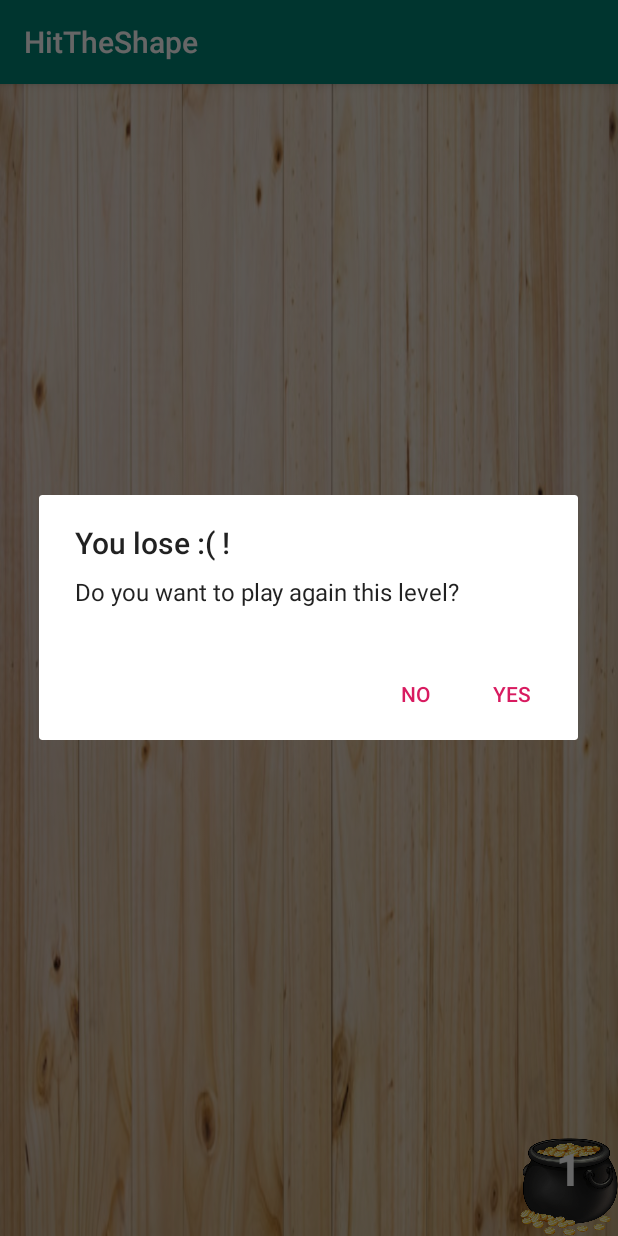
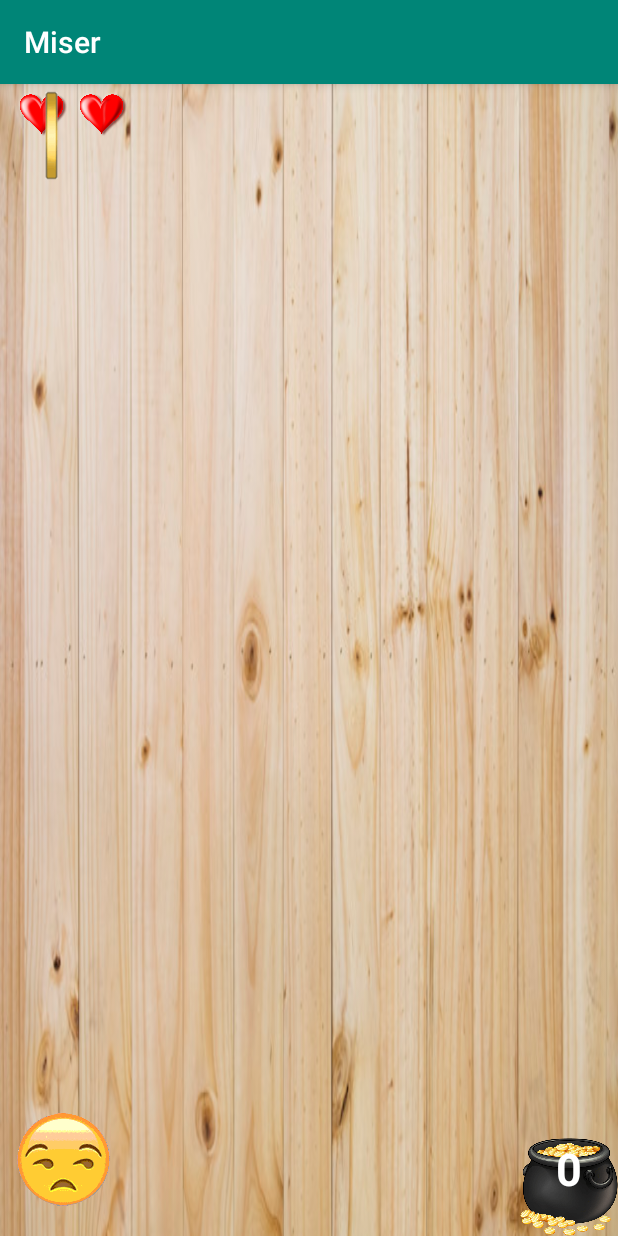
Before and after one commit to Kaatee/HitTheShape, an Android app: the PlayActivity screen opened directly, with no data from a screen before it, after a tap on an icon or button, on a phone screen of 412 x 824 dp. Run offline under Robolectric (Android 15) with nearby library versions, the phone set to English and light mode, and no system bars; 1 other tap on this screen came first.

Commit message:
add: lives

```diff
--- a/app/src/main/AndroidManifest.xml
+++ b/app/src/main/AndroidManifest.xml
@@ -4,9 +4,9 @@
 
     <application
         android:allowBackup="true"
-        android:icon="@mipmap/ic_launcher"
-        android:label="@string/app_name"
-        android:roundIcon="@mipmap/ic_launcher_round"
+        android:icon="@drawable/icon"
+        android:label="Miser"
+        android:roundIcon="@drawable/icon"
         android:supportsRtl="true"
         android:theme="@style/AppTheme">
         <activity android:name=".PlayActivity"></activity>
--- a/app/src/main/java/com/example/hittheshape/ChoosLvlActivity.java
+++ b/app/src/main/java/com/example/hittheshape/ChoosLvlActivity.java
@@ -11,6 +11,7 @@ import android.widget.Toast;
 public class ChoosLvlActivity extends AppCompatActivity {
     private GridView levelsGidView;
     private int levelNo;
+    private int lives;
 
     @Override
     protected void onCreate(Bundle savedInstanceState) {
@@ -19,6 +20,8 @@ public class ChoosLvlActivity extends AppCompatActivity {
 
         if(getIntent()!=null){
             levelNo=getIntent().getIntExtra("levelNo", 0);
+            lives =getIntent().getIntExtra("lives", 3);
+
             //Toast.makeText(this, Integer.toString(levelNo), Toast.LENGTH_LONG).show();
         }
 
@@ -35,6 +38,7 @@ public class ChoosLvlActivity extends AppCompatActivity {
 
                 Intent intent = new Intent(view.getContext(), PlayActivity.class);
                 intent.putExtra("levelNo", position+1);
+                intent.putExtra("lives", lives);
                 startActivity(intent);
             }
         });
--- a/app/src/main/java/com/example/hittheshape/PlayActivity.java
+++ b/app/src/main/java/com/example/hittheshape/PlayActivity.java
@@ -8,12 +8,14 @@ import android.os.Bundle;
 import android.os.Handler;
 import android.support.v7.app.AlertDialog;
 import android.support.v7.app.AppCompatActivity;
+import android.util.Log;
 import android.view.View;
 import android.view.ViewConfiguration;
 import android.view.animation.Animation;
 import android.view.animation.LinearInterpolator;
 import android.view.animation.RotateAnimation;
 import android.widget.Button;
+import android.widget.ImageView;
 import android.widget.TextView;
 
 import java.util.Random;
@@ -30,7 +32,9 @@ public class PlayActivity extends AppCompatActivity {
     private volatile boolean  endLevel =false;
     private int levelNo;
     private int size;
+    private int lives;
     private Handler handler = new Handler();
+    private ImageView[] livesViews;
 
 
 
@@ -39,13 +43,24 @@ public class PlayActivity extends AppCompatActivity {
         super.onCreate(savedInstanceState);
         setContentView(R.layout.activity_play);
 
+
         //check current level number
         if(getIntent()!=null){
             levelNo=getIntent().getIntExtra("levelNo", 1);
+            lives = getIntent().getIntExtra("lives", 3);
         }
 
         allowedShapeButton = (GifImageView)findViewById(R.id.shape);
         forbiddenShapeButton= (GifImageView)findViewById(R.id.forbiddenshape);
+        livesViews = new ImageView[] {findViewById(R.id.heart1), findViewById(R.id.heart2), findViewById(R.id.heart3)};
+
+        //Log.e("haha", lives+" ");
+        for(int i=0; i<3; i++){
+            if(i>=lives){
+                livesViews[i].setVisibility(View.INVISIBLE);
+            }
+        }
+
 
         setShapeRoundImage();
 
@@ -57,10 +72,6 @@ public class PlayActivity extends AppCompatActivity {
         } else {
             disableForbiddenShape();
         }
-
-
-        //TODO ANIMATION HERE
-
 
         //handler check for every Configuration.checkClick[levelNo] click
         context=this;
@@ -86,14 +97,24 @@ public class PlayActivity extends AppCompatActivity {
                 disableForbiddenShape();
             }
 
-            //TODO ANIMATION HERE
             enableAllowedShape();
 
         }
     }
 
     public void hitForbiddenShape(View view){
-        showLostRoundStatement();
+        lives--;
+        if(lives<=0) {
+           // Log.e("hehe", "forbidden: lives<0, pokazuje okno");
+            showLostRoundStatement();
+        }
+        else{
+            handler.removeCallbacksAndMessages(null); ///////
+            Intent intent = new Intent(context, PlayActivity.class);
+            intent.putExtra("levelNo", levelNo);
+            intent.putExtra("lives", lives);
+            startActivity(intent);
+        }
     }
 
     private void measureTimeForNextClick(){
@@ -107,7 +128,22 @@ public class PlayActivity extends AppCompatActivity {
                     clicked=false;
                 }
                 else if(!clicked && !endLevel){
-                    showLostRoundStatement();
+                    lives--;
+                    if(lives>=0) {
+                        livesViews[lives].setVisibility(View.INVISIBLE);
+                    }
+                    if(lives<=0) {
+                        //Log.e("hehe", "lives<0, pokazuje okno");
+                        showLostRoundStatement();
+                    }
+                    else{
+                        //Log.e("hehe", "Nie pokazuje okna");
+                        handler.removeCallbacksAndMessages(null); //////
+                        Intent intent = new Intent(context, PlayActivity.class);
+                        intent.putExtra("levelNo", levelNo);
+                        intent.putExtra("lives", lives);
+                        startActivity(intent);
+                    }
                 }
             }
         }, Configuration.checkClick[levelNo]);
@@ -160,7 +196,6 @@ public class PlayActivity extends AppCompatActivity {
     private void showLostRoundStatement(){
         disableShape();
         disableForbiddenShape();
-
         AlertDialog.Builder builder = new AlertDialog.Builder(context);
                 builder.setTitle("You lose :( !");
                 builder.setMessage("Do you want to play again this level?");
@@ -170,6 +205,8 @@ public class PlayActivity extends AppCompatActivity {
                         // Do nothing but close the dialog
                         Intent intent = new Intent(context, PlayActivity.class);
                         intent.putExtra("levelNo", levelNo);
+                        intent.putExtra("lives", lives);
+                        //Log.e("haha", lives+" ");
 
                         startActivity(intent);
                         dialog.dismiss();
@@ -181,6 +218,7 @@ public class PlayActivity extends AppCompatActivity {
                     public void onClick(DialogInterface dialog, int which) {
                         Intent intent = new Intent(context, ChoosLvlActivity.class);
                         intent.putExtra("levelNo", levelNo);
+                        intent.putExtra("lives", lives);
 
                         startActivity(intent);
                         // Do nothing
@@ -246,6 +284,7 @@ public class PlayActivity extends AppCompatActivity {
                         public void onClick(DialogInterface dialog, int id) {
                             Intent intent = new Intent(context, PlayActivity.class);
                             intent.putExtra("levelNo", levelNo+1);
+                            intent.putExtra("lives", lives);
 
                             startActivity(intent);
                         }
@@ -303,7 +342,6 @@ public class PlayActivity extends AppCompatActivity {
     public void onDestroy() {
         super.onDestroy();
         handler.removeCallbacksAndMessages(null);
-
     }
 
 }
--- a/app/src/main/res/layout/activity_play.xml
+++ b/app/src/main/res/layout/activity_play.xml
@@ -23,6 +23,36 @@
         app:layout_constraintBottom_toBottomOf="parent"
         app:layout_constraintEnd_toEndOf="parent" />
 
+    <ImageView
+        android:id="@+id/heart1"
+        android:layout_width="40dp"
+        android:layout_height="40dp"
+        android:layout_marginStart="8dp"
+        android:layout_marginTop="0dp"
+        app:layout_constraintStart_toStartOf="parent"
+        app:layout_constraintTop_toTopOf="parent"
+        app:srcCompat="@drawable/heart" />
+
+    <ImageView
+        android:id="@+id/heart2"
+        android:layout_width="40dp"
+        android:layout_height="40dp"
+        android:layout_marginStart="0dp"
+        android:layout_marginTop="0dp"
+        app:layout_constraintStart_toEndOf="@+id/heart1"
+        app:layout_constraintTop_toTopOf="parent"
+        app:srcCompat="@drawable/heart" />
+
+    <ImageView
+        android:id="@+id/heart3"
+        android:layout_width="40dp"
+        android:layout_height="40dp"
+        android:layout_marginStart="0dp"
+        android:layout_marginTop="0dp"
+        app:layout_constraintStart_toEndOf="@+id/heart2"
+        app:layout_constraintTop_toTopOf="parent"
+        app:srcCompat="@drawable/heart" />
+
     <pl.droidsonroids.gif.GifImageView
         android:id="@+id/shape"
         android:layout_width="wrap_content"
@@ -43,4 +73,8 @@
         app:layout_constraintBottom_toBottomOf="parent"
         app:layout_constraintStart_toStartOf="parent" />
 
+
+
+
+
 </android.support.constraint.ConstraintLayout>
```
Also changed, not shown: app/src/main/res/layout/activity_main.xml (+5 -4 lines), app/src/main/res/drawable-v24/eooden_board.jpg (added), app/src/main/res/drawable-v24/heart.png (added), app/src/main/res/drawable-v24/icon.png (added), app/src/main/res/drawable-v24/miser.png (added), app/src/main/res/drawable-v24/wooden_board.png (added).
